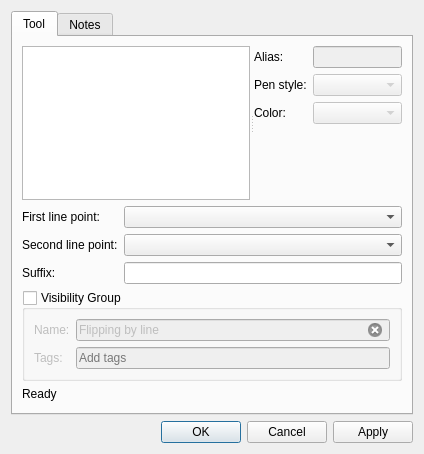
This is src/libs/vtools/dialogs/tools/dialogflippingbyline.ui in dismine/valentina as Qt 5 draws it before an edit. The edited form follows.
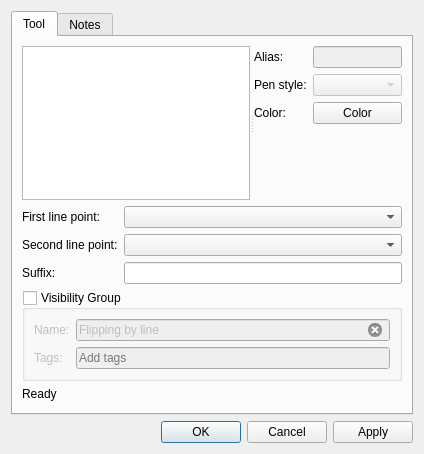
This is the edited form. Icons and pictures are not drawn. Custom widgets are drawn as their Qt base class.

Commit message: Tool color picker.

The edit to the form file:
```diff
--- a/src/libs/vtools/dialogs/tools/dialogflippingbyline.ui
+++ b/src/libs/vtools/dialogs/tools/dialogflippingbyline.ui
@@ -93,15 +93,9 @@
             </widget>
            </item>
            <item row="2" column="1">
-            <widget class="QComboBox" name="comboBoxColor">
-             <property name="enabled">
-              <bool>false</bool>
-             </property>
-             <property name="sizePolicy">
-              <sizepolicy hsizetype="Preferred" vsizetype="Preferred">
-               <horstretch>0</horstretch>
-               <verstretch>0</verstretch>
-              </sizepolicy>
+            <widget class="VPE::QtColorPicker" name="pushButtonColor">
+             <property name="text">
+              <string>Color</string>
              </property>
             </widget>
            </item>
@@ -249,6 +243,11 @@
   </layout>
  </widget>
  <customwidgets>
+  <customwidget>
+   <class>VPE::QtColorPicker</class>
+   <extends>QPushButton</extends>
+   <header>../vpropertyexplorer/qtcolorpicker.h</header>
+  </customwidget>
   <customwidget>
    <class>VCompleterLineEdit</class>
    <extends>QLineEdit</extends>
```
Left out of the diff: 3 changed lines with no effect on the pictures. The commit also changes 62 other files.
